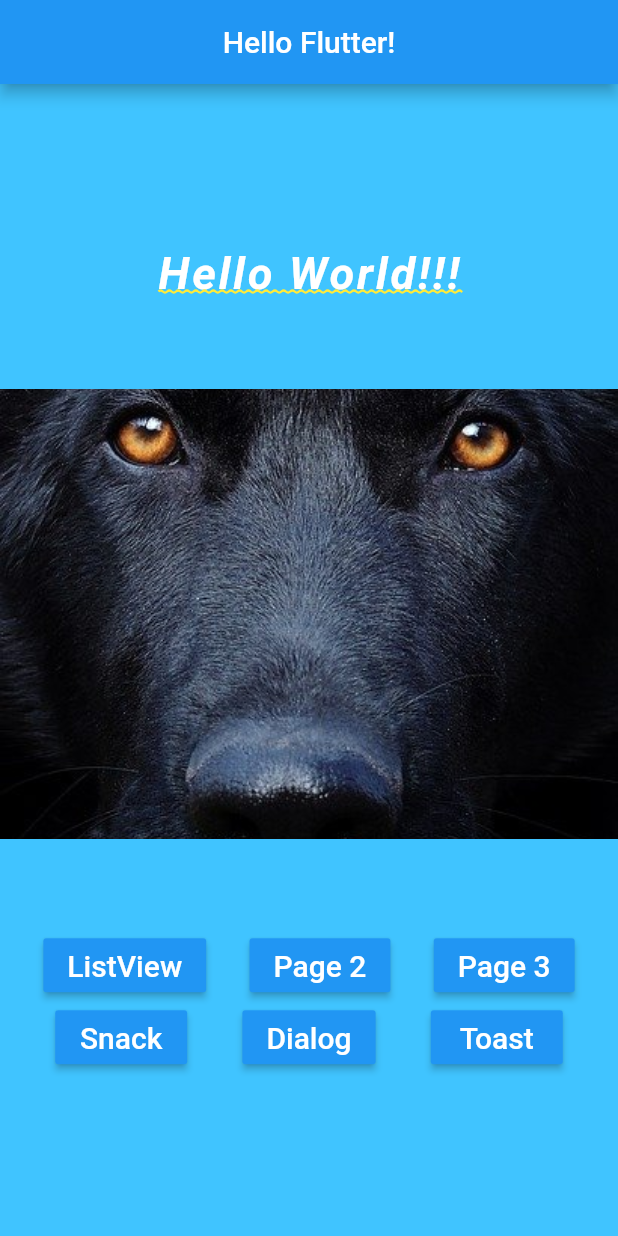
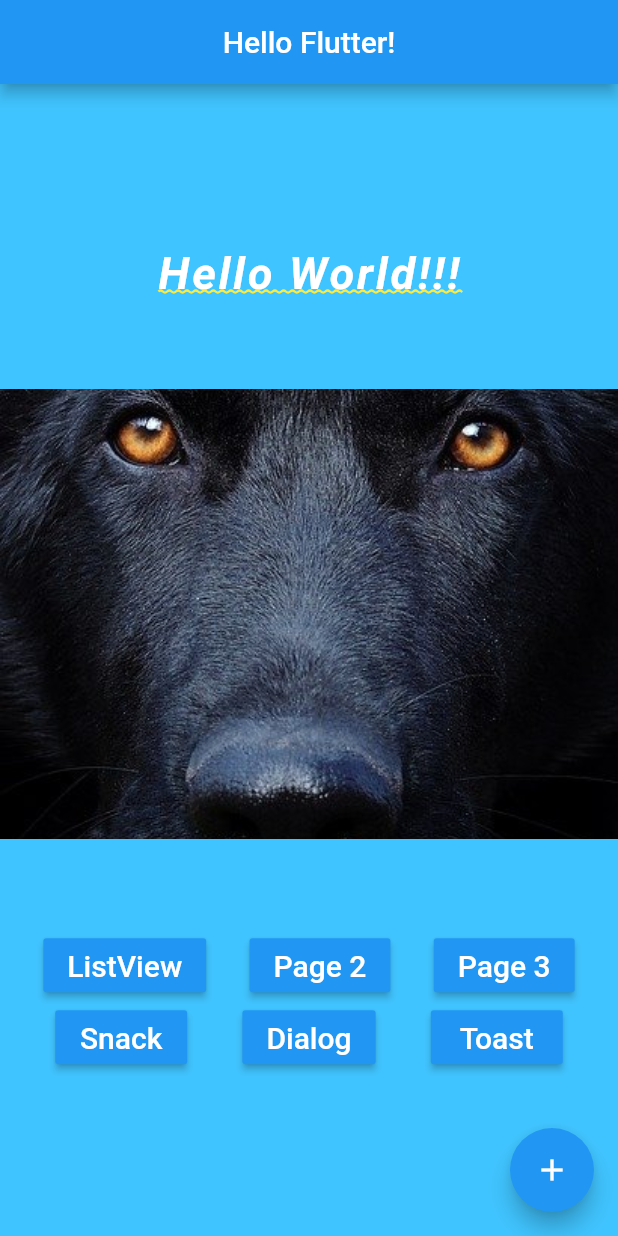
Before and after one commit to Ancora/flutterEssencialBasicWidgets, a Flutter app: the screen it shows after launch, on a phone screen of 412 x 824 dp. Run offline on Flutter 3.47's test engine with Material 2 defaults, Android fonts, the phone set to English and light mode, and no system bars; our stand-ins replace fluttertoast.

Commit message:
070-MatDesign/Floating Action Button.

```diff
--- a/lib/home_page.dart
+++ b/lib/home_page.dart
@@ -15,7 +15,19 @@ class HomePage extends StatelessWidget {
         centerTitle: true,
       ),
       body: _body(context),
+      floatingActionButton: FloatingActionButton(
+        onPressed: () {
+          _onClickFAB();
+        },
+        child: Icon(
+          Icons.add,
+        ),
+      ),
     );
+  }
+
+  void _onClickFAB() {
+    print('Adicionar');
   }
 
   _body(BuildContext context) {
```
